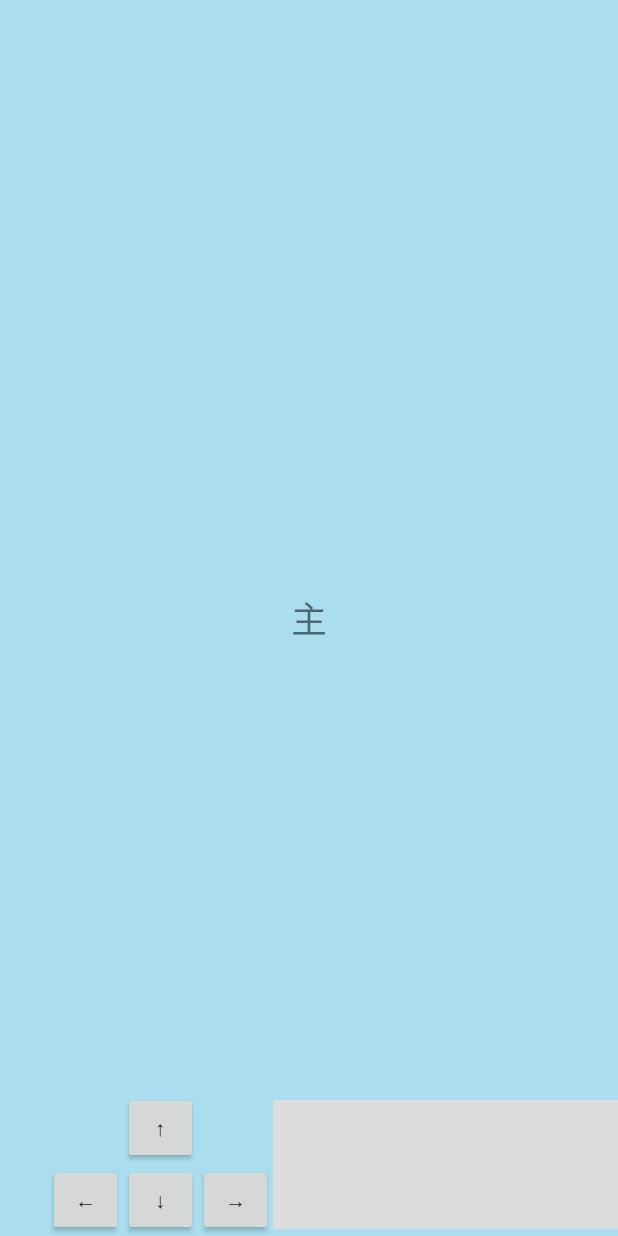
After one commit to wat128/RPG01_for_Android, an Android app: the layout filed.xml on its own in the app's theme, with its tools: preview values and no code run, on a phone screen of 412 x 824 dp. The commit adds this screen. Run offline under Robolectric (Android 15) with nearby library versions, the phone set to English and light mode, and no system bars.

Commit message:
Filedクラスに各種処理を移行

```diff
--- a/app/src/main/AndroidManifest.xml
+++ b/app/src/main/AndroidManifest.xml
@@ -17,6 +17,7 @@
             </intent-filter>
         </activity>
 
+        <activity android:name=".Field"></activity>
         <activity android:name=".Battle"></activity>
 
     </application>
--- /dev/null
+++ b/app/src/main/res/layout/filed.xml
@@ -0,0 +1,65 @@
+<?xml version="1.0" encoding="utf-8"?>
+<androidx.constraintlayout.widget.ConstraintLayout
+    xmlns:android="http://schemas.android.com/apk/res/android"
+    xmlns:app="http://schemas.android.com/apk/res-auto"
+    xmlns:tools="http://schemas.android.com/tools"
+    android:layout_width="match_parent"
+    android:layout_height="match_parent"
+    android:id="@+id/field"
+    android:background="#ade"
+    tools:context=".Field">
+
+    <TextView
+        android:id="@+id/player"
+        android:layout_width="wrap_content"
+        android:layout_height="wrap_content"
+        android:text="@string/player"
+        android:textSize="24sp"
+        app:layout_constraintBottom_toBottomOf="parent"
+        app:layout_constraintLeft_toLeftOf="parent"
+        app:layout_constraintRight_toRightOf="parent"
+        app:layout_constraintTop_toTopOf="parent" />
+
+    <Button
+        android:id="@+id/up"
+        android:text="@string/up"
+        android:layout_width="50dp"
+        android:layout_height="wrap_content"
+        app:layout_constraintStart_toEndOf="@id/left"
+        app:layout_constraintBottom_toTopOf="@id/down"/>
+
+    <Button
+        android:id="@+id/down"
+        android:text="@string/down"
+        android:layout_width="50dp"
+        android:layout_height="wrap_content"
+        app:layout_constraintStart_toStartOf="@id/up"
+        app:layout_constraintBottom_toBottomOf="parent"/>
+
+    <Button
+        android:id="@+id/left"
+        android:text="@string/left"
+        android:layout_width="50dp"
+        android:layout_height="wrap_content"
+        app:layout_constraintEnd_toStartOf="@id/up"
+        app:layout_constraintBottom_toBottomOf="parent"/>
+
+    <Button
+        android:id="@+id/right"
+        android:text="@string/right"
+        android:layout_width="50dp"
+        android:layout_height="wrap_content"
+        app:layout_constraintStart_toEndOf="@id/up"
+        app:layout_constraintBottom_toBottomOf="parent"/>
+
+    <TextView
+        android:id="@+id/msg_box"
+        android:layout_width="230dp"
+        android:layout_height="86dp"
+        android:background="#ddd"
+        app:layout_constraintBottom_toBottomOf="@+id/right"
+        app:layout_constraintEnd_toEndOf="parent"
+        app:layout_constraintStart_toEndOf="@+id/right"
+        app:layout_constraintTop_toTopOf="@+id/up" />
+
+</androidx.constraintlayout.widget.ConstraintLayout>
--- a/app/src/main/res/values/strings.xml
+++ b/app/src/main/res/values/strings.xml
@@ -1,5 +1,7 @@
 <resources>
     <string name="app_name">RPG01_for_Android</string>
+
+    <string name="gameStart">はじめる</string>
 
     <string name="up">↑</string>
     <string name="down">↓</string>
```
Also changed, not shown: app/src/main/java/com/wat128/rpg01_for_android/Field.java (+95 -1 lines), app/src/main/java/com/wat128/rpg01_for_android/MainActivity.java (+11 -78 lines), app/src/main/res/layout/activity_main.xml (+16 -54 lines).
